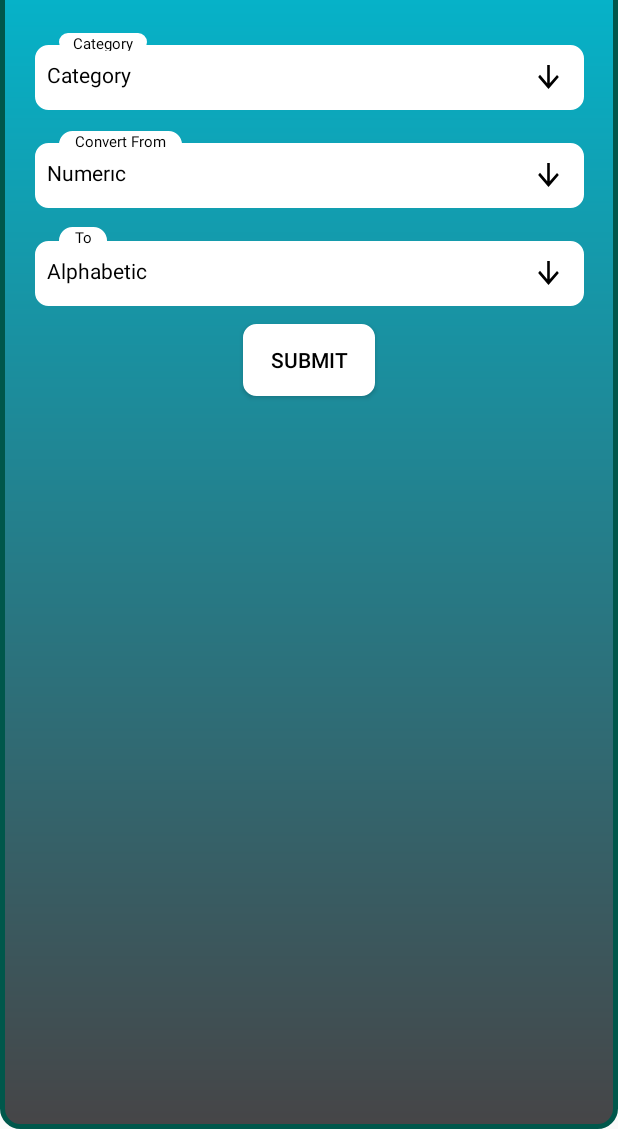
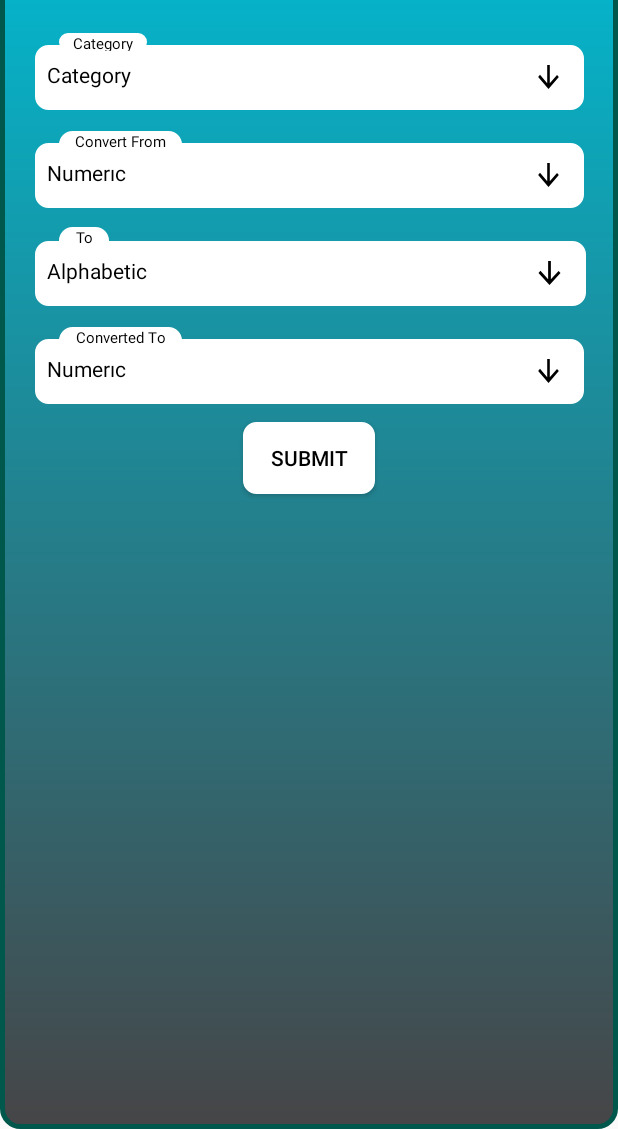
Before and after one commit to developers148/MagnitudeConverter, an Android app: the layout activity_main.xml on its own in the app's theme, with its tools: preview values and no code run, on a phone screen of 412 x 824 dp, the part 107-1236 px from its top. Run offline under Robolectric (Android 15) with nearby library versions, the phone set to English and light mode, and no system bars; Roboto replaces fonts that are not available here.

Commit message:
layout update

```diff
--- a/app/build.gradle
+++ b/app/build.gradle
@@ -24,10 +24,7 @@ dependencies {
     implementation 'androidx.appcompat:appcompat:1.1.0'
     implementation 'androidx.constraintlayout:constraintlayout:1.1.3'
     implementation 'com.google.android.material:material:1.0.0'
-
-
     testImplementation 'junit:junit:4.12'
     androidTestImplementation 'androidx.test.ext:junit:1.1.1'
-
     androidTestImplementation 'androidx.test.espresso:espresso-core:3.2.0'
 }
--- /dev/null
+++ b/app/src/main/res/drawable-xxhdpi/textviewborder.xml
@@ -0,0 +1,6 @@
+<?xml version="1.0" encoding="utf-8"?>
+<shape xmlns:android="http://schemas.android.com/apk/res/android">
+
+    <corners android:radius="4dp"/>
+    <solid android:color="#fff"/>
+</shape>
--- /dev/null
+++ b/app/src/main/res/layout-land/activity_main.xml
@@ -0,0 +1,6 @@
+<?xml version="1.0" encoding="utf-8"?>
+<LinearLayout xmlns:android="http://schemas.android.com/apk/res/android"
+    android:orientation="vertical" android:layout_width="match_parent"
+    android:layout_height="match_parent">
+
+</LinearLayout>
--- /dev/null
+++ b/app/src/main/res/layout-large/activity_main.xml
@@ -0,0 +1,6 @@
+<?xml version="1.0" encoding="utf-8"?>
+<LinearLayout xmlns:android="http://schemas.android.com/apk/res/android"
+    android:orientation="vertical" android:layout_width="match_parent"
+    android:layout_height="match_parent">
+
+</LinearLayout>
--- /dev/null
+++ b/app/src/main/res/layout-normal/activity_main.xml
@@ -0,0 +1,6 @@
+<?xml version="1.0" encoding="utf-8"?>
+<LinearLayout xmlns:android="http://schemas.android.com/apk/res/android"
+    android:orientation="vertical" android:layout_width="match_parent"
+    android:layout_height="match_parent">
+
+</LinearLayout>
--- /dev/null
+++ b/app/src/main/res/layout-small/activity_main.xml
@@ -0,0 +1,6 @@
+<?xml version="1.0" encoding="utf-8"?>
+<LinearLayout xmlns:android="http://schemas.android.com/apk/res/android"
+    android:orientation="vertical" android:layout_width="match_parent"
+    android:layout_height="match_parent">
+
+</LinearLayout>
--- /dev/null
+++ b/app/src/main/res/layout-xlarge/activity_main.xml
@@ -0,0 +1,6 @@
+<?xml version="1.0" encoding="utf-8"?>
+<LinearLayout xmlns:android="http://schemas.android.com/apk/res/android"
+    android:orientation="vertical" android:layout_width="match_parent"
+    android:layout_height="match_parent">
+
+</LinearLayout>
--- a/app/src/main/res/layout/activity_main.xml
+++ b/app/src/main/res/layout/activity_main.xml
@@ -10,9 +10,6 @@
     android:orientation="vertical"
     tools:context=".TitleActivity"
     android:padding="15dp">
-
-
-
 
     <TextView
         android:id="@+id/HeadtextView"
@@ -186,15 +183,15 @@
             android:layout_marginStart="8dp"
             android:layout_marginLeft="8dp"
             android:layout_marginTop="10dp"
-            android:layout_marginEnd="7dp"
-            android:layout_marginRight="7dp"
-            android:textColor="#000"
+            android:layout_marginEnd="6dp"
+            android:layout_marginRight="6dp"
             android:layout_marginBottom="12dp"
             android:background="@drawable/textviewbackground"
             android:paddingStart="8dp"
             android:paddingLeft="12dp"
             android:paddingTop="10dp"
-            android:text="Alphabetic" />
+            android:text="Alphabetic"
+            android:textColor="#000" />
 
         <TextView
             android:id="@+id/textv2"
@@ -240,6 +237,75 @@
 
     </RelativeLayout>
 
+    <RelativeLayout
+        android:id="@+id/rellayout3"
+        android:layout_width="match_parent"
+        android:layout_height="65dp">
+
+        <TextView
+            android:id="@+id/textv3"
+            android:layout_width="369dp"
+            android:layout_height="43dp"
+            android:layout_alignParentTop="true"
+            android:layout_alignParentEnd="true"
+            android:layout_alignParentRight="true"
+            android:layout_alignParentBottom="true"
+            android:layout_gravity="center"
+            android:layout_marginStart="8dp"
+            android:layout_marginLeft="8dp"
+            android:layout_marginTop="10dp"
+            android:layout_marginEnd="7dp"
+            android:layout_marginRight="7dp"
+            android:textColor="#000"
+            android:layout_marginBottom="12dp"
+            android:background="@drawable/textviewbackground"
+            android:paddingStart="8dp"
+            android:paddingLeft="12dp"
+            android:paddingTop="10dp"
+            android:text="Numeric" />
+
+        <TextView
+            android:id="@+id/thirdtextv2"
+            android:layout_width="83dp"
+            android:layout_height="25dp"
+            android:layout_alignStart="@+id/textv3"
+            android:layout_alignLeft="@+id/textv3"
+            android:layout_alignTop="@+id/textv3"
+            android:layout_alignEnd="@+id/textv3"
+            android:layout_alignRight="@+id/textv3"
+            android:layout_alignBottom="@+id/textv3"
+            android:layout_marginStart="16dp"
+            android:layout_marginLeft="16dp"
+            android:layout_marginTop="-8dp"
+            android:layout_marginEnd="268dp"
+            android:layout_marginRight="268dp"
+            android:layout_marginBottom="26dp"
+            android:background="@drawable/textviewbackground"
+            android:text="Converted To"
+            android:textAlignment="center"
+            android:textColor="#000"
+            android:textSize="10sp" />
+
+        <ImageButton
+            android:id="@+id/thirdimageBtn"
+            android:layout_width="21dp"
+            android:layout_height="18dp"
+            android:layout_alignStart="@+id/textv3"
+            android:layout_alignLeft="@+id/textv3"
+            android:layout_alignTop="@+id/textv3"
+            android:layout_alignEnd="@+id/textv3"
+            android:layout_alignRight="@+id/textv3"
+            android:layout_alignBottom="@+id/textv3"
+            android:layout_marginStart="332dp"
+            android:layout_marginLeft="332dp"
+            android:layout_marginTop="9dp"
+            android:layout_marginEnd="13dp"
+            android:layout_marginRight="13dp"
+            android:layout_marginBottom="10dp"
+            android:background="@drawable/ic_arrow_downward_black_24dp" />
+
+    </RelativeLayout>
+
 
     <Button
         android:layout_gravity="center"
```
Also changed, not shown: app/src/main/res/drawable/border.xml (added, +7 -0 lines), app/src/main/res/layout/convertlayout.xml (added, +165 -0 lines), app/src/main/res/layout/homelayout.xml (added, +397 -0 lines), app/src/main/res/drawable-ldpi/dropdown.png (added).
